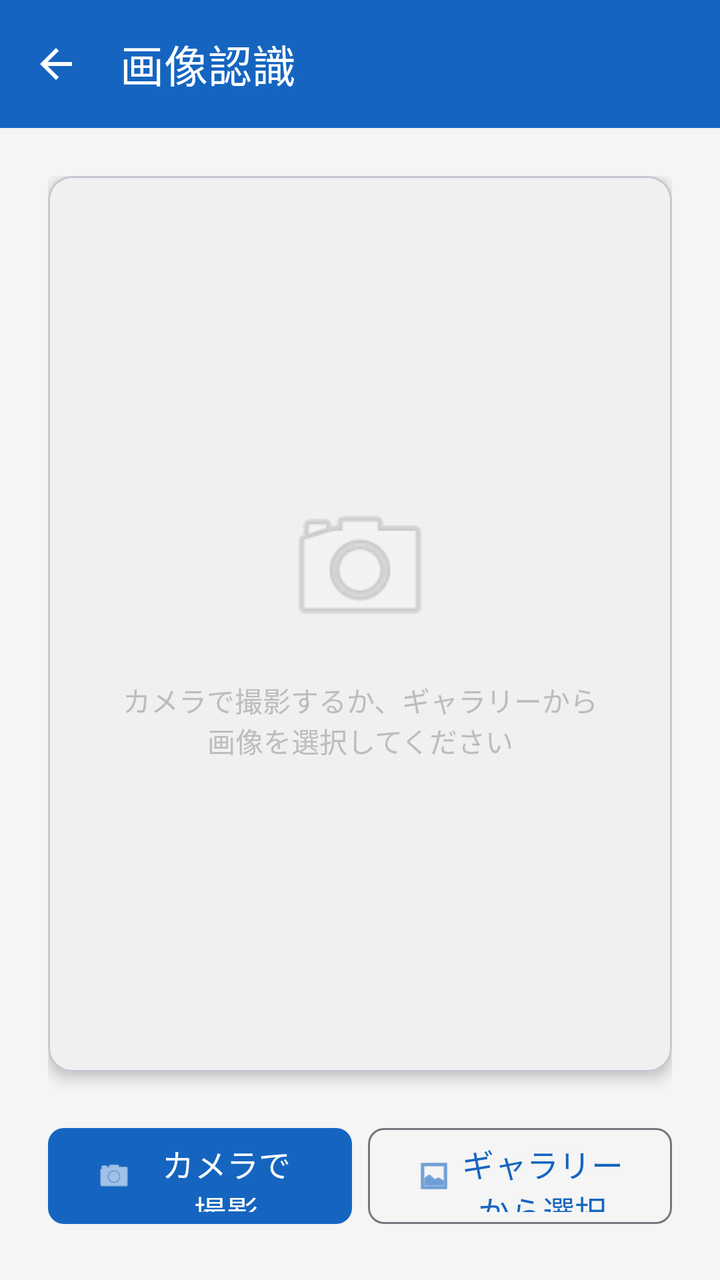
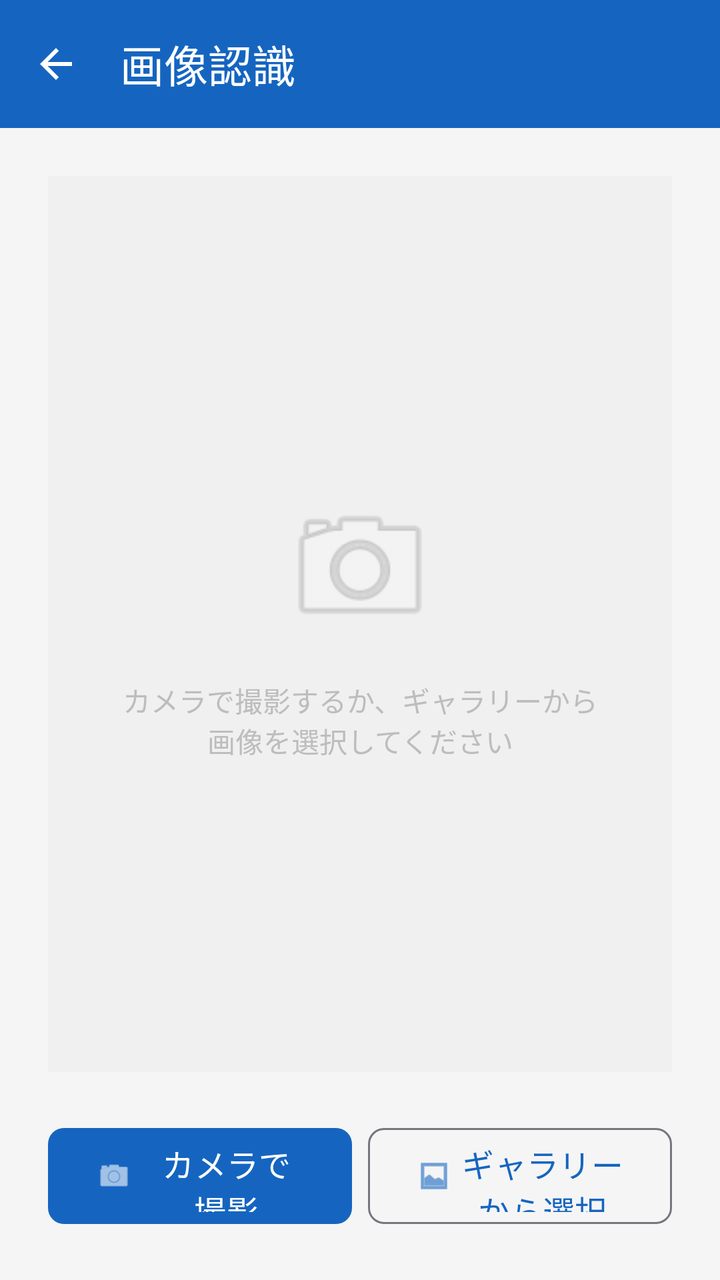

Two renders of the same Android screen: before a commit and after it. Below are the layout's source before the change and the commit's diff.
<!-- AndroidManifest.xml: application theme Theme.CrossVisionF -->
<!-- res/layout/activity_recognize.xml -->
<?xml version="1.0" encoding="utf-8"?>
<LinearLayout
    xmlns:android="http://schemas.android.com/apk/res/android"
    xmlns:app="http://schemas.android.com/apk/res-auto"
    android:layout_width="match_parent"
    android:layout_height="match_parent"
    android:orientation="vertical"
    android:background="@color/background">

    
    <com.google.android.material.appbar.MaterialToolbar
        android:id="@+id/toolbar"
        style="@style/ToolbarStyle"
        android:layout_width="match_parent"
        android:layout_height="?attr/actionBarSize"
        app:title="@string/recognize_title"
        app:navigationIcon="@drawable/ic_arrow_back" />

    
    <LinearLayout
        android:layout_width="match_parent"
        android:layout_height="0dp"
        android:layout_weight="1"
        android:orientation="vertical"
        android:gravity="center"
        android:padding="@dimen/spacing_lg">

        
        <com.google.android.material.card.MaterialCardView
            android:id="@+id/cardImagePreview"
            android:layout_width="match_parent"
            android:layout_height="0dp"
            android:layout_weight="1"
            app:cardCornerRadius="@dimen/card_corner_radius"
            app:cardElevation="4dp"
            android:layout_marginBottom="@dimen/spacing_lg">

            <FrameLayout
                android:layout_width="match_parent"
                android:layout_height="match_parent">

                
                <ImageView
                    android:id="@+id/ivPreview"
                    android:layout_width="match_parent"
                    android:layout_height="match_parent"
                    android:scaleType="fitCenter"
                    android:visibility="gone"
                    android:contentDescription="撮影画像プレビュー" />

                
                <LinearLayout
                    android:id="@+id/placeholderLayout"
                    android:layout_width="match_parent"
                    android:layout_height="match_parent"
                    android:orientation="vertical"
                    android:gravity="center"
                    android:background="#F0F0F0">

                    <ImageView
                        android:layout_width="80dp"
                        android:layout_height="80dp"
                        android:src="@android:drawable/ic_menu_camera"
                        android:alpha="0.3"
                        android:contentDescription="カメラアイコン" />

                    <TextView
                        android:layout_width="wrap_content"
                        android:layout_height="wrap_content"
                        android:text="@string/recognize_instruction"
                        android:textSize="@dimen/text_caption"
                        android:textColor="@color/text_hint"
                        android:textAlignment="center"
                        android:layout_marginTop="@dimen/spacing_md"
                        android:layout_marginHorizontal="@dimen/spacing_xl" />

                </LinearLayout>
            </FrameLayout>
        </com.google.android.material.card.MaterialCardView>

        
        <LinearLayout
            android:id="@+id/rotationLayout"
            android:layout_width="match_parent"
            android:layout_height="wrap_content"
            android:orientation="horizontal"
            android:gravity="center"
            android:visibility="gone"
            android:layout_marginBottom="@dimen/spacing_sm">

            <com.google.android.material.button.MaterialButton
                android:id="@+id/btnRotateLeft"
                style="@style/SecondaryButton"
                android:layout_width="0dp"
                android:layout_height="wrap_content"
                android:layout_weight="1"
                android:text="↺ 左90°"
                android:layout_marginEnd="@dimen/spacing_sm" />

            <com.google.android.material.button.MaterialButton
                android:id="@+id/btnRotateRight"
                style="@style/SecondaryButton"
                android:layout_width="0dp"
                android:layout_height="wrap_content"
                android:layout_weight="1"
                android:text="↻ 右90°" />

        </LinearLayout>

        
        <LinearLayout
            android:layout_width="match_parent"
            android:layout_height="wrap_content"
            android:orientation="horizontal">

            <com.google.android.material.button.MaterialButton
                android:id="@+id/btnCamera"
                style="@style/PrimaryButton"
                android:layout_width="0dp"
                android:layout_height="@dimen/button_height_large"
                android:layout_weight="1"
                android:text="@string/btn_camera"
                app:icon="@android:drawable/ic_menu_camera"
                android:layout_marginEnd="@dimen/spacing_sm" />

            <com.google.android.material.button.MaterialButton
                android:id="@+id/btnGallery"
                style="@style/SecondaryButton"
                android:layout_width="0dp"
                android:layout_height="@dimen/button_height_large"
                android:layout_weight="1"
                android:text="@string/btn_gallery"
                app:icon="@android:drawable/ic_menu_gallery" />

        </LinearLayout>

        
        <com.google.android.material.button.MaterialButton
            android:id="@+id/btnRecognize"
            style="@style/PrimaryButton"
            android:layout_width="match_parent"
            android:layout_height="@dimen/button_height_large"
            android:text="文字を認識する"
            android:visibility="gone"
            android:layout_marginTop="@dimen/spacing_md"
            app:backgroundTint="@color/secondary" />

    </LinearLayout>

    
    <com.google.android.material.progressindicator.LinearProgressIndicator
        android:id="@+id/progressRecognize"
        android:layout_width="match_parent"
        android:layout_height="wrap_content"
        android:indeterminate="true"
        android:visibility="gone" />

</LinearLayout>
<!-- resources referenced by this layout -->
<resources>
  <color name="background">#F5F5F5</color>
  <color name="secondary">#FF6F00</color>
  <color name="text_hint">#BDBDBD</color>
  <dimen name="button_height_large">56dp</dimen>
  <dimen name="card_corner_radius">12dp</dimen>
  <dimen name="spacing_lg">24dp</dimen>
  <dimen name="spacing_md">16dp</dimen>
  <dimen name="spacing_sm">8dp</dimen>
  <dimen name="spacing_xl">32dp</dimen>
  <dimen name="text_caption">14sp</dimen>
  <!-- drawable ic_arrow_back (drawable) -->
  <?xml version="1.0" encoding="utf-8"?>
  <vector xmlns:android="http://schemas.android.com/apk/res/android"
      android:width="24dp"
      android:height="24dp"
      android:viewportWidth="24"
      android:viewportHeight="24"
      android:tint="?attr/colorOnPrimary">
      <path
          android:fillColor="@android:color/white"
          android:pathData="M20,11H7.83l5.59,-5.59L12,4l-8,8 8,8 1.41,-1.41L7.83,13H20v-2z"/>
  </vector>
  <string name="btn_camera">カメラで撮影</string>
  <string name="btn_gallery">ギャラリーから選択</string>
  <string name="recognize_instruction">カメラで撮影するか、ギャラリーから画像を選択してください</string>
  <string name="recognize_title">画像認識</string>
  <style name="PrimaryButton" parent="Widget.Material3.Button">
          <item name="android:textSize">16sp</item>
          <item name="android:textAllCaps">false</item>
          <item name="cornerRadius">8dp</item>
      </style>
  <style name="SecondaryButton" parent="Widget.Material3.Button.OutlinedButton">
          <item name="android:textSize">16sp</item>
          <item name="android:textAllCaps">false</item>
          <item name="cornerRadius">8dp</item>
      </style>
  <style name="ToolbarStyle" parent="Widget.Material3.Toolbar">
          <item name="android:background">@color/primary</item>
          <item name="titleTextColor">@color/on_primary</item>
          <item name="navigationIconTint">@color/on_primary</item>
      </style>
  <style name="Theme.CrossVisionF" parent="Theme.Material3.Light.NoActionBar">
          <item name="colorPrimary">@color/primary</item>
          <item name="colorPrimaryDark">@color/primary_dark</item>
          <item name="colorOnPrimary">@color/on_primary</item>
          <item name="colorSecondary">@color/secondary</item>
          <item name="colorOnSecondary">@color/on_secondary</item>
          <item name="android:colorBackground">@color/background</item>
          <item name="colorSurface">@color/surface</item>
          <item name="colorOnSurface">@color/on_surface</item>
          <item name="colorError">@color/error</item>
          <item name="android:statusBarColor">@color/primary_dark</item>
      </style>
  <color name="primary">#1565C0</color>
  <color name="on_primary">#FFFFFF</color>
  <color name="primary_dark">#0D47A1</color>
  <color name="on_secondary">#FFFFFF</color>
  <color name="surface">#FFFFFF</color>
  <color name="on_surface">#212121</color>
  <color name="error">#C62828</color>
</resources>

<!-- the commit's change to res/layout/activity_recognize.xml (unified diff, before → after) -->
@@ -26,58 +26,50 @@
         android:padding="@dimen/spacing_lg">
 
         
-        <com.google.android.material.card.MaterialCardView
+        <FrameLayout
             android:id="@+id/cardImagePreview"
             android:layout_width="match_parent"
             android:layout_height="0dp"
             android:layout_weight="1"
-            app:cardCornerRadius="@dimen/card_corner_radius"
-            app:cardElevation="4dp"
             android:layout_marginBottom="@dimen/spacing_lg">
 
-            <FrameLayout
+            
+            <ImageView
+                android:id="@+id/ivPreview"
                 android:layout_width="match_parent"
-                android:layout_height="match_parent">
+                android:layout_height="match_parent"
+                android:scaleType="fitCenter"
+                android:visibility="gone"
+                android:contentDescription="撮影画像プレビュー" />
 
-                
+            
+            <LinearLayout
+                android:id="@+id/placeholderLayout"
+                android:layout_width="match_parent"
+                android:layout_height="match_parent"
+                android:orientation="vertical"
+                android:gravity="center"
+                android:background="#F0F0F0">
+
                 <ImageView
-                    android:id="@+id/ivPreview"
-                    android:layout_width="match_parent"
-                    android:layout_height="match_parent"
-                    android:scaleType="fitCenter"
-                    android:visibility="gone"
-                    android:contentDescription="撮影画像プレビュー" />
+                    android:layout_width="80dp"
+                    android:layout_height="80dp"
+                    android:src="@android:drawable/ic_menu_camera"
+                    android:alpha="0.3"
+                    android:contentDescription="カメラアイコン" />
 
-                
-                <LinearLayout
-                    android:id="@+id/placeholderLayout"
-                    android:layout_width="match_parent"
-                    android:layout_height="match_parent"
-                    android:orientation="vertical"
-                    android:gravity="center"
-                    android:background="#F0F0F0">
+                <TextView
+                    android:layout_width="wrap_content"
+                    android:layout_height="wrap_content"
+                    android:text="@string/recognize_instruction"
+                    android:textSize="@dimen/text_caption"
+                    android:textColor="@color/text_hint"
+                    android:textAlignment="center"
+                    android:layout_marginTop="@dimen/spacing_md"
+                    android:layout_marginHorizontal="@dimen/spacing_xl" />
 
-                    <ImageView
-                        android:layout_width="80dp"
-                        android:layout_height="80dp"
-                        android:src="@android:drawable/ic_menu_camera"
-                        android:alpha="0.3"
-                        android:contentDescription="カメラアイコン" />
-
-                    <TextView
-                        android:layout_width="wrap_content"
-                        android:layout_height="wrap_content"
-                        android:text="@string/recognize_instruction"
-                        android:textSize="@dimen/text_caption"
-                        android:textColor="@color/text_hint"
-                        android:textAlignment="center"
-                        android:layout_marginTop="@dimen/spacing_md"
-                        android:layout_marginHorizontal="@dimen/spacing_xl" />
-
-                </LinearLayout>
-            </FrameLayout>
-        </com.google.android.material.card.MaterialCardView>
-
+            </LinearLayout>
+        </FrameLayout>
         
         <LinearLayout
             android:id="@+id/rotationLayout"
<!-- resource entries referenced after the edit -->
@@ -4,7 +4,6 @@
   <color name="secondary">#FF6F00</color>
   <color name="text_hint">#BDBDBD</color>
   <dimen name="button_height_large">56dp</dimen>
-  <dimen name="card_corner_radius">12dp</dimen>
   <dimen name="spacing_lg">24dp</dimen>
   <dimen name="spacing_md">16dp</dimen>
   <dimen name="spacing_sm">8dp</dimen>
